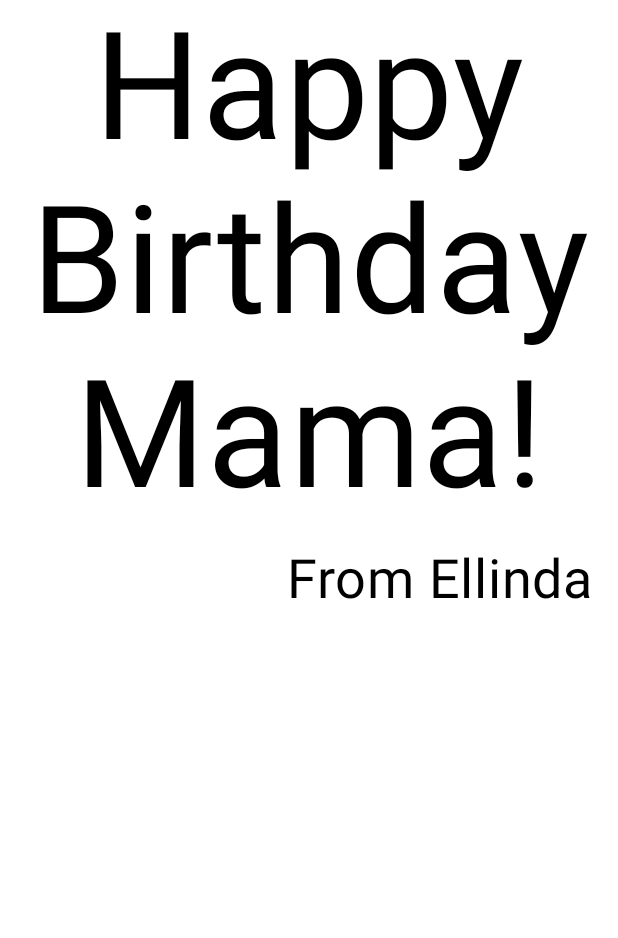
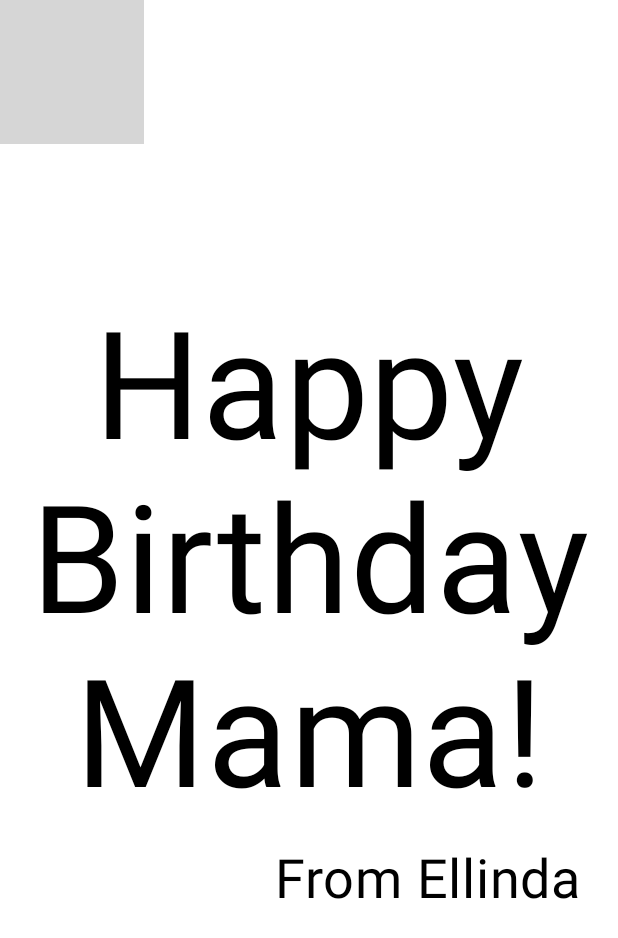
Before and after one commit to ellindaa/ProjectMobile, an Android app built with Jetpack Compose: the @Preview function BirthdayCardPreview, on a phone screen of 412 x 824 dp. Shown: the top 938 px of the screen. Run offline under Robolectric (Android 15) with nearby library versions, the phone set to English and light mode, and no system bars; grey boxes are pictures that could not be loaded.

Commit message:
initial update

```diff
--- a/app/src/main/java/id/ellinda/belajarteks/MainActivity.kt
+++ b/app/src/main/java/id/ellinda/belajarteks/MainActivity.kt
@@ -3,6 +3,7 @@ package id.ellinda.belajarteks
 import android.os.Bundle
 import androidx.activity.ComponentActivity
 import androidx.activity.compose.setContent
+import androidx.compose.foundation.Image
 import androidx.compose.foundation.layout.Arrangement
 import androidx.compose.foundation.layout.Column
 import androidx.compose.foundation.layout.fillMaxSize
@@ -13,10 +14,15 @@ import androidx.compose.material3.Text
 import androidx.compose.runtime.Composable
 import androidx.compose.ui.Alignment
 import androidx.compose.ui.Modifier
+import androidx.compose.ui.res.painterResource
 import androidx.compose.ui.text.style.TextAlign
 import androidx.compose.ui.tooling.preview.Preview
 import androidx.compose.ui.unit.dp
 import androidx.compose.ui.unit.sp
+import androidx.compose.foundation.Image
+import androidx.compose.foundation.layout.Box
+import androidx.compose.ui.graphics.painter.Painter
+import androidx.compose.ui.layout.ContentScale
 import id.ellinda.belajarteks.ui.theme.BelajarTeksTheme
 
 class MainActivity : ComponentActivity() {
@@ -29,16 +35,39 @@ class MainActivity : ComponentActivity() {
                     modifier = Modifier.fillMaxSize(),
                     color = MaterialTheme.colorScheme.background
                 ) {
-                    GreetingText(
+                    GreetingImage(
                         message = "Happy Birthday Mama!",
-                        from = "From Ellinda",
-                        modifier = Modifier.padding(8.dp)
+                        from = "From Ellinda"
                     )
                 }
             }
         }
     }
 }
+
+@Composable
+fun GreetingImage(message: String, from: String, modifier: Modifier = Modifier) {
+    val image = painterResource(R.drawable.androidparty)
+    Box(modifier) {
+        Image(
+            painter = image,
+            // Deskripsi gambar
+            contentDescription = null,
+            // Mengatur ukuran gambar
+            contentScale = ContentScale.Crop,
+            // Mengatur opacity gambar
+            alpha = 0.5F
+        )
+        GreetingText(
+            message = message,
+            from = from,
+            modifier = Modifier
+                .fillMaxSize()
+                .padding(8.dp)
+        )
+    }
+}
+
 // Membuat fungsi GreetingText dengan parameter massage jenis string,
 // parameter from jenis string, dan parameter modifier jenis Modifier
 @Composable
@@ -72,7 +101,9 @@ fun GreetingText(message: String, from: String, modifier: Modifier = Modifier) {
 @Composable
 fun BirthdayCardPreview() {
     BelajarTeksTheme(       ) {
-        // Memanggil fungsi GreetingText untuk di tampilkan pada pratinjau
-        GreetingText(message = "Happy Birthday Mama!", from = "From Ellinda")
+        // Memanggil fungsi GreetingText untuk di tampilkan pada pratinjau,
+        GreetingImage(
+            message = "Happy Birthday Mama!",
+            from = "From Ellinda")
     }
 }
```
Also changed, not shown: 2 other files.
